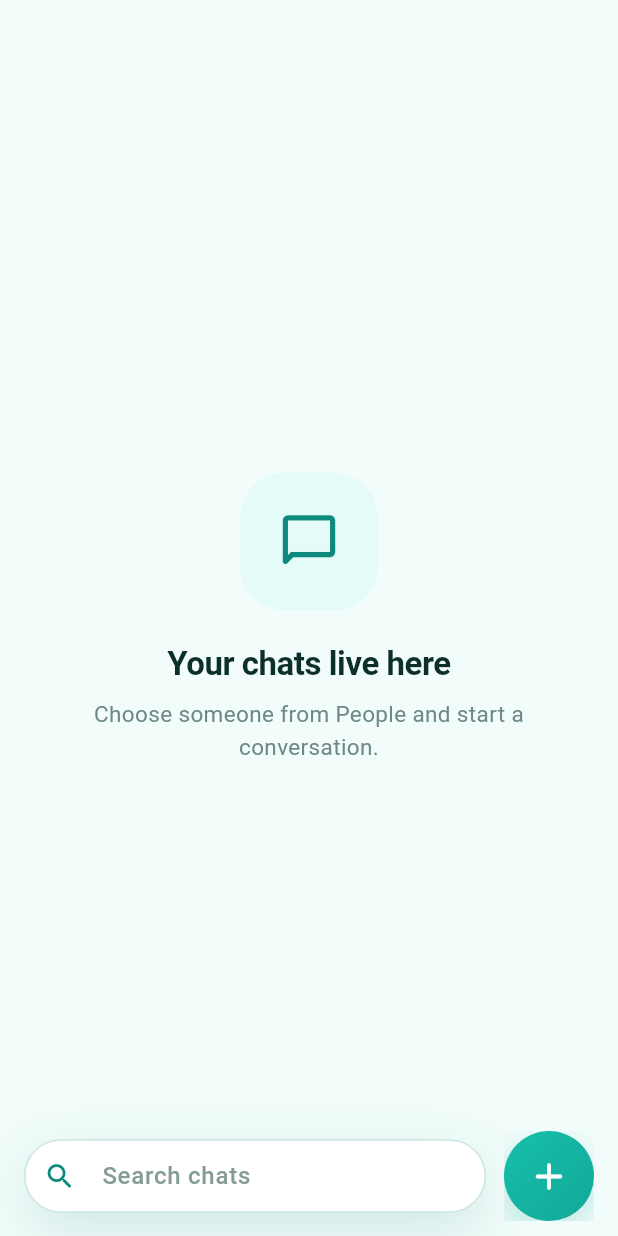
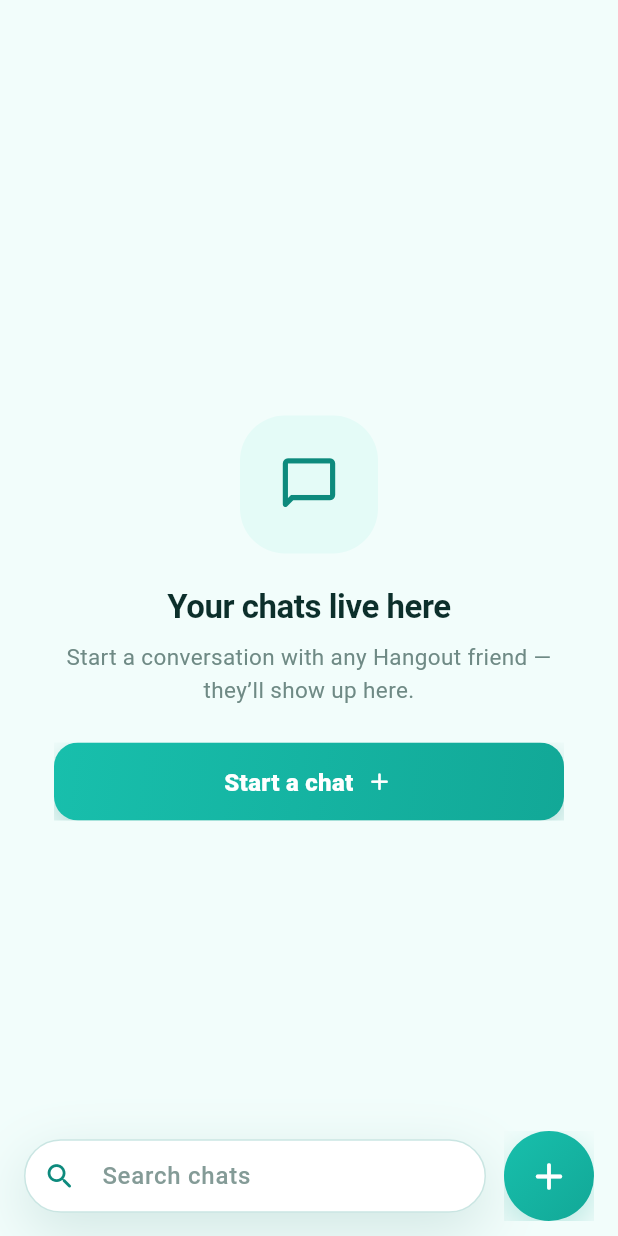
Before and after one commit to liton021/Hangout, a Flutter app: the _ChatsTab widget shown alone on an empty page, opened directly with empty values, on a phone screen of 412 x 824 dp. Run offline on Flutter 3.47's test engine with Material 3 defaults, Android fonts, the phone set to English and light mode, and no system bars; our stand-ins replace cloud_firestore, firebase_auth, firebase_core, firebase_messaging, flutter_riverpod, permission_handler and 1 more; missing offline and left inert: agora_rtc_engine; accounts and stored records are empty.

Commit message:
feat(ui): proper empty state with 'Start a chat' action
The WhatsApp-style flat list made the empty chats page look blank (no
cards, no rows). The empty state now shows a friendly gradient icon,
headline + hint, and a teal gradient 'Start a chat' button that opens
the new-chat sheet directly.

Co-authored-by: arena-agent <297053741+arena-agent@users.noreply.github.com>

```diff
--- a/hangout_app/lib/screens/home/home_screen.dart
+++ b/hangout_app/lib/screens/home/home_screen.dart
@@ -10,6 +10,7 @@
 import '../../services/permission_service.dart';
 import '../../theme/app_theme.dart';
 import '../../widgets/avatar.dart';
+import '../../widgets/gradient_button.dart';
 import '../../widgets/search_pill.dart';
 import '../call/audio_call_screen.dart';
 import '../call/video_call_screen.dart';
@@ -368,11 +369,13 @@
             error: (e, _) => _ErrorState(message: '$e'),
             data: (list) {
               if (list.isEmpty) {
-                return const _EmptyState(
+                return _EmptyState(
                   icon: Icons.chat_bubble_outline_rounded,
                   title: 'Your chats live here',
                   subtitle:
-                      'Choose someone from People and start a conversation.',
+                      'Start a conversation with any Hangout friend — they’ll show up here.',
+                  actionLabel: 'Start a chat',
+                  onAction: onNewChat,
                 );
               }
               return ValueListenableBuilder<TextEditingValue>(
@@ -734,10 +737,14 @@
     required this.icon,
     required this.title,
     required this.subtitle,
+    this.actionLabel,
+    this.onAction,
   });
   final IconData icon;
   final String title;
   final String subtitle;
+  final String? actionLabel;
+  final VoidCallback? onAction;
 
   @override
   Widget build(BuildContext context) {
@@ -770,6 +777,15 @@
                 height: 1.45,
               ),
             ),
+            if (actionLabel != null && onAction != null) ...[
+              const SizedBox(height: 24),
+              GradientButton(
+                label: actionLabel,
+                icon: Icons.add_rounded,
+                height: 52,
+                onPressed: onAction,
+              ),
+            ],
           ],
         ),
       ),
```
